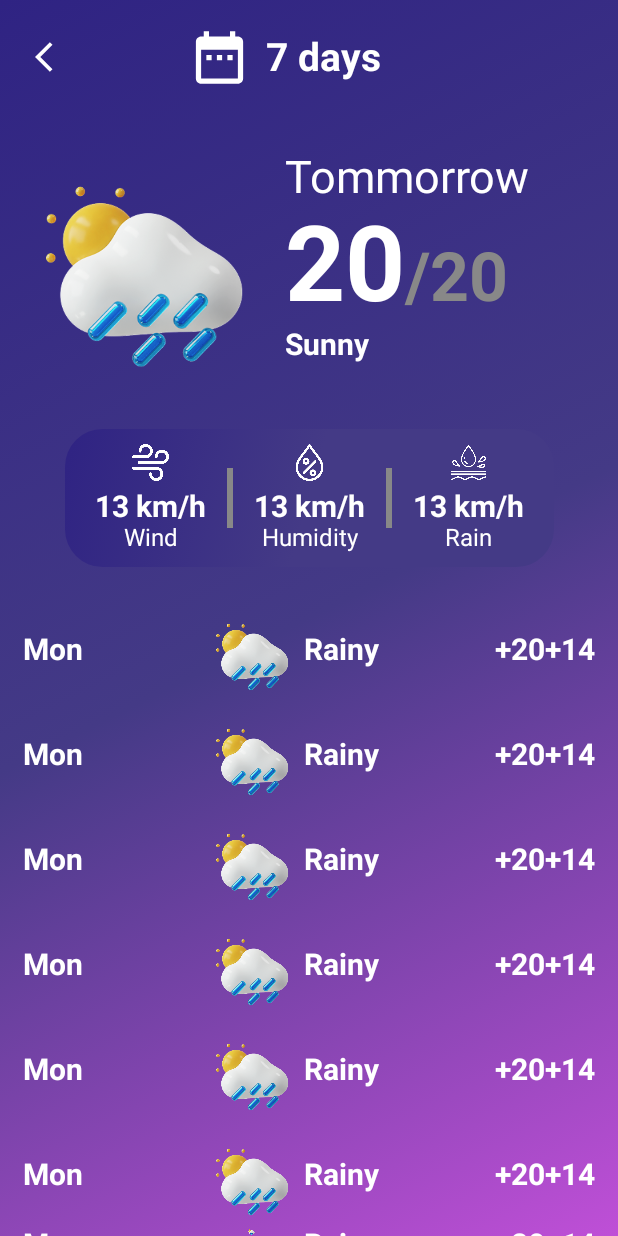
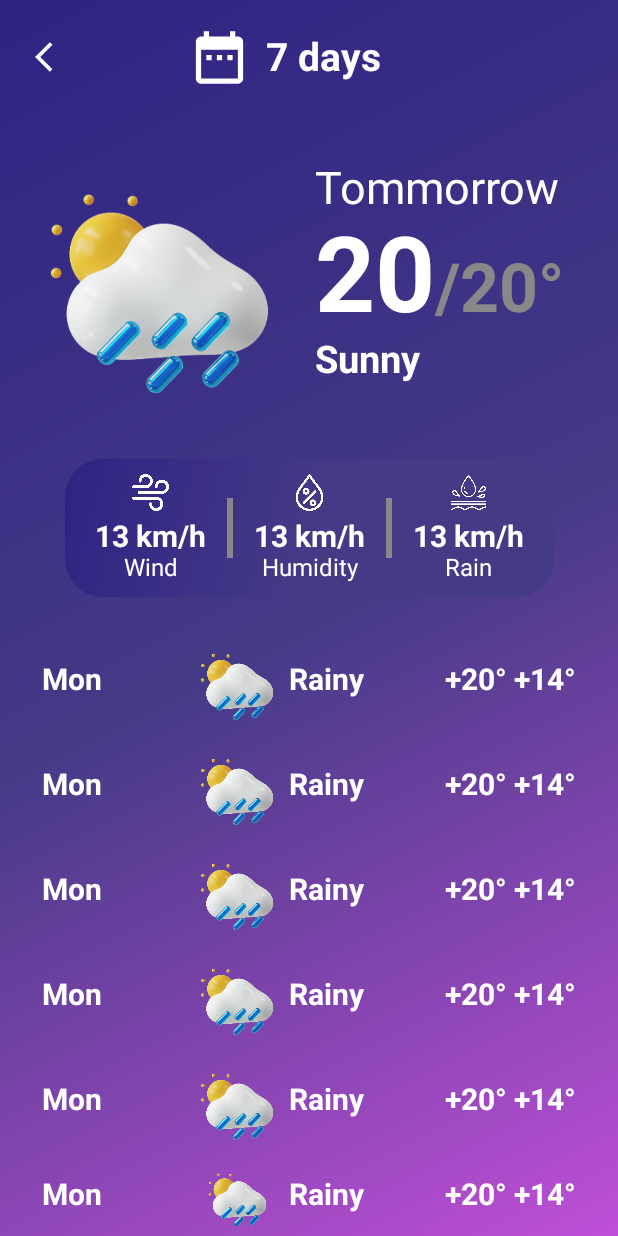
Before and after one commit to Dixith12/WeatherApp, an Android app built with Jetpack Compose: the @Preview function DetailScreen, on a phone screen of 412 x 824 dp. Run offline under Robolectric (Android 15) with nearby library versions, the phone set to English and light mode, and no system bars.

Commit message:
feat: Added some component to DetailScreen

```diff
--- a/app/src/main/java/com/example/weatherapp/screen/DetailScreen.kt
+++ b/app/src/main/java/com/example/weatherapp/screen/DetailScreen.kt
@@ -73,7 +73,7 @@ fun RowCard() {
     Row(verticalAlignment = Alignment.CenterVertically,
         horizontalArrangement = Arrangement.SpaceBetween,
         modifier = Modifier.fillMaxWidth()
-            .padding(horizontal = 15.dp))
+            .padding(horizontal = 28.dp))
     {
         Text("Mon",
             color = Color.White,
@@ -89,7 +89,7 @@ fun RowCard() {
                 fontWeight = FontWeight.Bold,
                 fontSize = 20.sp)
         }
-        Text("+20+14",
+        Text("+20° +14°",
             color = Color.White,
             fontWeight = FontWeight.Bold,
             fontSize = 20.sp)
@@ -103,9 +103,9 @@ fun MiddleSection() {
     {
         Image(painter = painterResource(id = R.drawable.weatherlogo),
             contentDescription = "Weather",
-            modifier = Modifier.size(190.dp))
+            modifier = Modifier.size(210.dp))
 
-        Column()
+        Column(modifier = Modifier.fillMaxWidth())
         {
             Text("Tommorrow",
                 color = Color.White,
@@ -117,12 +117,12 @@ fun MiddleSection() {
                     append("20")
                 }
                 withStyle(style = SpanStyle(color = Color.Gray, fontSize = 45.sp, fontWeight = FontWeight.Bold)){
-                    append("/20")
+                    append("/20°")
                 }
             })
             Text("Sunny",
                 color = Color.White,
-                fontSize = 20.sp,
+                fontSize = 25.sp,
                 fontWeight = FontWeight.Bold)
         }
     }
```
